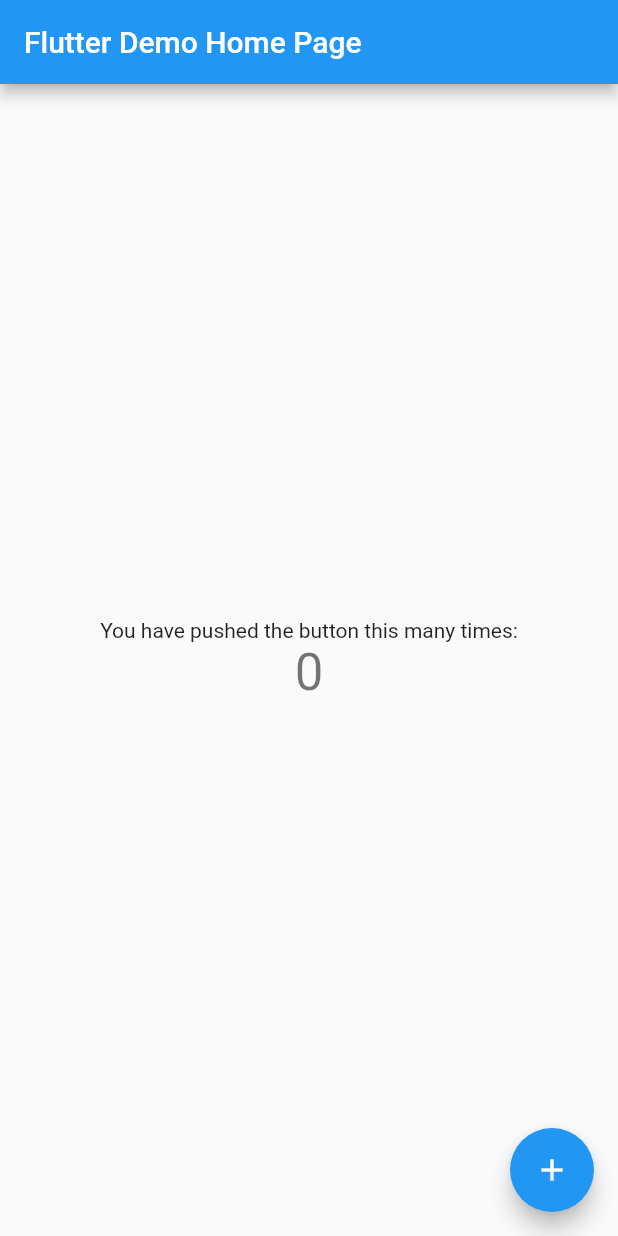
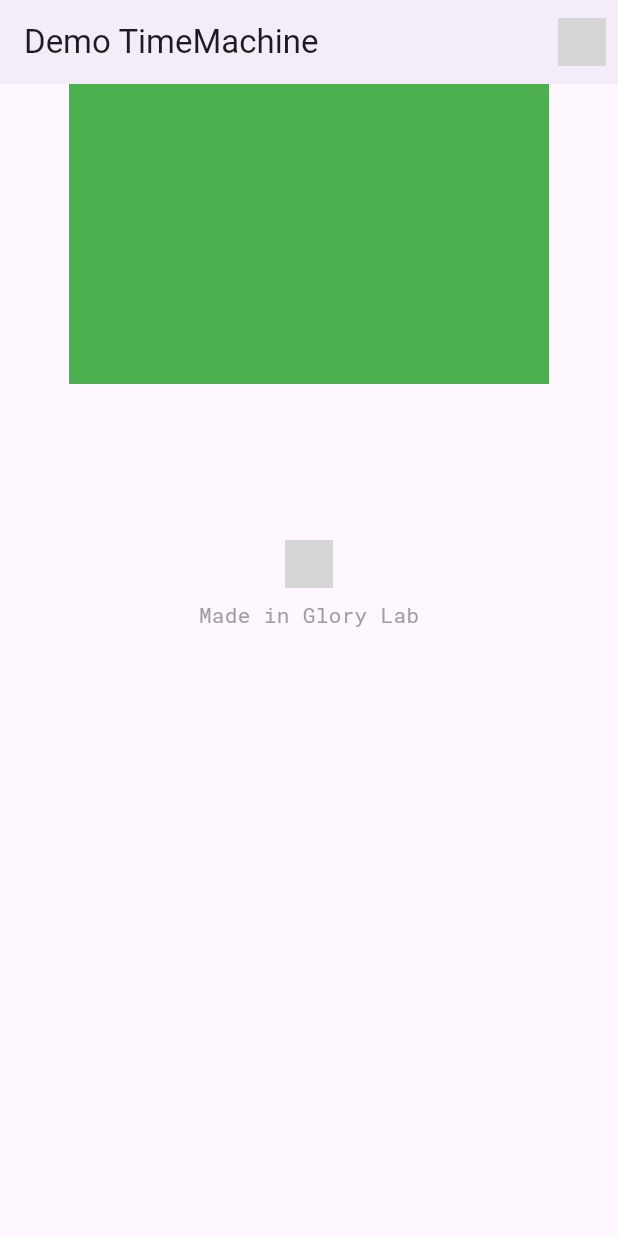
Before and after one commit to glorylab/TimeMachine, a Flutter app: the screen it shows after launch, on a phone screen of 412 x 824 dp. Run offline on Flutter 3.47's test engine with Material 2 defaults, Android fonts, the phone set to English and light mode, and no system bars; our stand-ins replace google_fonts; grey boxes are pictures that could not be loaded.

Commit message:
Initialize example application

```diff
--- a/example/lib/main.dart
+++ b/example/lib/main.dart
@@ -1,115 +1,103 @@
 import 'package:flutter/material.dart';
+import 'package:google_fonts/google_fonts.dart';
+import 'package:tm/tm.dart';
+import 'package:url_launcher/url_launcher.dart';
 
-void main() {
-  runApp(const MyApp());
-}
+void main() => runApp(const TimeMachineDemoApp());
 
-class MyApp extends StatelessWidget {
-  const MyApp({Key? key}) : super(key: key);
+const String appName = 'Demo TimeMachine';
+const String repoURL = 'https://github.com/glorylab/timemachine';
+
+class TimeMachineDemoApp extends StatelessWidget {
+  const TimeMachineDemoApp({Key? key}) : super(key: key);
 
   // This widget is the root of your application.
   @override
   Widget build(BuildContext context) {
     return MaterialApp(
-      title: 'Flutter Demo',
+      title: appName,
       theme: ThemeData(
-        // This is the theme of your application.
-        //
-        // Try running your application with "flutter run". You'll see the
-        // application has a blue toolbar. Then, without quitting the app, try
-        // changing the primarySwatch below to Colors.green and then invoke
-        // "hot reload" (press "r" in the console where you ran "flutter run",
-        // or simply save your changes to "hot reload" in a Flutter IDE).
-        // Notice that the counter didn't reset back to zero; the application
-        // is not restarted.
-        primarySwatch: Colors.blue,
+        primarySwatch: Colors.purple,
+        useMaterial3: true,
       ),
-      home: const MyHomePage(title: 'Flutter Demo Home Page'),
+      home: const TimeMachineHomePage(title: appName),
     );
   }
 }
 
-class MyHomePage extends StatefulWidget {
-  const MyHomePage({Key? key, required this.title}) : super(key: key);
-
-  // This widget is the home page of your application. It is stateful, meaning
-  // that it has a State object (defined below) that contains fields that affect
-  // how it looks.
-
-  // This class is the configuration for the state. It holds the values (in this
-  // case the title) provided by the parent (in this case the App widget) and
-  // used by the build method of the State. Fields in a Widget subclass are
-  // always marked "final".
+class TimeMachineHomePage extends StatefulWidget {
+  const TimeMachineHomePage({Key? key, required this.title}) : super(key: key);
 
   final String title;
 
   @override
-  State<MyHomePage> createState() => _MyHomePageState();
+  State<TimeMachineHomePage> createState() => _TimeMachineHomePageState();
 }
 
-class _MyHomePageState extends State<MyHomePage> {
-  int _counter = 0;
-
-  void _incrementCounter() {
-    setState(() {
-      // This call to setState tells the Flutter framework that something has
-      // changed in this State, which causes it to rerun the build method below
-      // so that the display can reflect the updated values. If we changed
-      // _counter without calling setState(), then the build method would not be
-      // called again, and so nothing would appear to happen.
-      _counter++;
-    });
+class _TimeMachineHomePageState extends State<TimeMachineHomePage> {
+  void _launchUrl(url) async {
+    if (!await launchUrl(Uri.parse(url))) throw 'Could not launch $url';
   }
 
   @override
   Widget build(BuildContext context) {
-    // This method is rerun every time setState is called, for instance as done
-    // by the _incrementCounter method above.
-    //
-    // The Flutter framework has been optimized to make rerunning build methods
-    // fast, so that you can just rebuild anything that needs updating rather
-    // than having to individually change instances of widgets.
     return Scaffold(
       appBar: AppBar(
-        // Here we take the value from the MyHomePage object that was created by
-        // the App.build method, and use it to set our appbar title.
         title: Text(widget.title),
+        elevation: 2.0,
+        actions: [
+          IconButton(
+            onPressed: () {
+              _launchUrl(repoURL);
+            },
+            icon: Image.asset(
+              'icons/ic_github.png',
+              package: 'web3_icons',
+              width: 32.0,
+              height: 32.0,
+            ),
+          )
+        ],
       ),
       body: Center(
-        // Center is a layout widget. It takes a single child and positions it
-        // in the middle of the parent.
-        child: Column(
-          // Column is also a layout widget. It takes a list of children and
-          // arranges them vertically. By default, it sizes itself to fit its
-          // children horizontally, and tries to be as tall as its parent.
-          //
-          // Invoke "debug painting" (press "p" in the console, choose the
-          // "Toggle Debug Paint" action from the Flutter Inspector in Android
-          // Studio, or the "Toggle Debug Paint" command in Visual Studio Code)
-          // to see the wireframe for each widget.
-          //
-          // Column has various properties to control how it sizes itself and
-          // how it positions its children. Here we use mainAxisAlignment to
-          // center the children vertically; the main axis here is the vertical
-          // axis because Columns are vertical (the cross axis would be
-          // horizontal).
-          mainAxisAlignment: MainAxisAlignment.center,
+        child: ListView(
           children: <Widget>[
-            const Text(
-              'You have pushed the button this many times:',
+            const Align(
+              child: SizedBox(
+                width: 320.0,
+                height: 200.0,
+                child: TimeMachine(
+                  size: Size(200.0, 200.0),
+                  backgroundColor: Colors.green,
+                ),
+              ),
             ),
-            Text(
-              '$_counter',
-              style: Theme.of(context).textTheme.headline4,
+            const SizedBox(
+              height: 88,
             ),
+            Container(
+                alignment: Alignment.center,
+                margin: const EdgeInsets.all(16),
+                child: Column(
+                  children: [
+                    Image.asset(
+                      'icons/ic_glory_lab.png',
+                      package: 'web3_icons',
+                      width: 32.0,
+                      height: 32.0,
+                    ),
+                    const SizedBox(height: 8),
+                    Text(
+                      'Made in Glory Lab',
+                      style: GoogleFonts.robotoMono(
+                        color: Colors.grey[500],
+                      ),
+                    )
+                  ],
+                )),
           ],
         ),
       ),
-      floatingActionButton: FloatingActionButton(
-        onPressed: _incrementCounter,
-        tooltip: 'Increment',
-        child: const Icon(Icons.add),
-      ), // This trailing comma makes auto-formatting nicer for build methods.
     );
   }
 }
--- a/lib/tm.dart
+++ b/lib/tm.dart
@@ -1,7 +1,36 @@
 library tm;
 
-/// A Calculator.
-class Calculator {
-  /// Returns [value] plus 1.
-  int addOne(int value) => value + 1;
+import 'package:flutter/material.dart';
+
+class TimeMachine extends StatefulWidget {
+  const TimeMachine({
+    Key? key,
+    this.size = const Size(double.infinity, double.infinity),
+    this.backgroundColor = Colors.white,
+  }) : super(key: key);
+
+  final Size size;
+  final Color backgroundColor;
+
+  factory TimeMachine.observatory() {
+    return const TimeMachine();
+  }
+
+  @override
+  State<TimeMachine> createState() => _TimeMachineState();
 }
+
+class _TimeMachineState extends State<TimeMachine> {
+  @override
+  Widget build(BuildContext context) {
+    return Container(
+      constraints: BoxConstraints.expand(
+        width: widget.size.width,
+        height: widget.size.height,
+      ),
+      decoration: BoxDecoration(
+        color: widget.backgroundColor,
+      ),
+    );
+  }
+}
```
Also changed, not shown: example/pubspec.yaml (+7 -66 lines), example/pubspec.lock, 15 other files.
